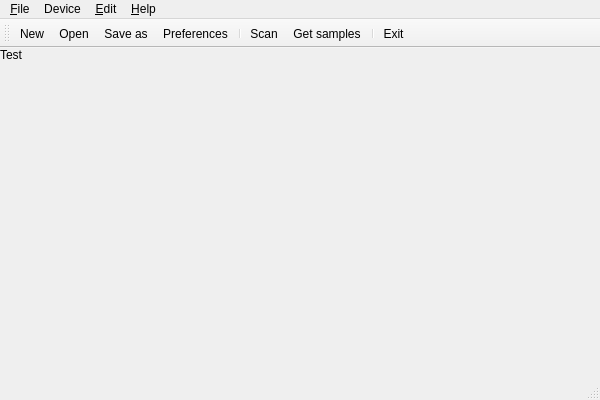
This is gui/mainwindow.ui in esden/flosslogic as Qt 5 draws it before an edit. The edited form follows.
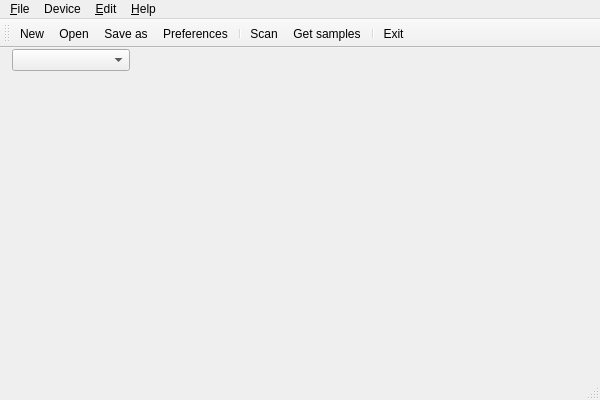
This is the edited form. Icons and pictures are not drawn.

Commit message: ComboBox to show detected LA + number of channels.

What changed in the file:
```diff
--- a/gui/mainwindow.ui
+++ b/gui/mainwindow.ui
@@ -14,21 +14,58 @@
    <string>MainWindow</string>
   </property>
   <widget class="QWidget" name="centralWidget">
-   <widget class="QLabel" name="infoLabel">
+   <widget class="QWidget" name="mainWidget" native="true">
     <property name="geometry">
      <rect>
-      <x>0</x>
+      <x>10</x>
       <y>0</y>
-      <width>111</width>
+      <width>121</width>
       <height>311</height>
      </rect>
     </property>
-    <property name="text">
-     <string>Test</string>
-    </property>
-    <property name="alignment">
-     <set>Qt::AlignLeading|Qt::AlignLeft|Qt::AlignTop</set>
-    </property>
+    <widget class="QWidget" name="gridLayoutWidget">
+     <property name="geometry">
+      <rect>
+       <x>0</x>
+       <y>0</y>
+       <width>121</width>
+       <height>311</height>
+      </rect>
+     </property>
+     <layout class="QGridLayout" name="gridLayout">
+      <property name="leftMargin">
+       <number>2</number>
+      </property>
+      <property name="topMargin">
+       <number>1</number>
+      </property>
+      <property name="rightMargin">
+       <number>1</number>
+      </property>
+      <property name="bottomMargin">
+       <number>1</number>
+      </property>
+      <item row="0" column="0">
+       <widget class="QComboBox" name="comboBoxLA"/>
+      </item>
+      <item row="2" column="0">
+       <spacer name="verticalSpacer">
+        <property name="orientation">
+         <enum>Qt::Vertical</enum>
+        </property>
+        <property name="sizeHint" stdset="0">
+         <size>
+          <width>20</width>
+          <height>40</height>
+         </size>
+        </property>
+       </spacer>
+      </item>
+      <item row="1" column="0">
+       <widget class="QLabel" name="channelsLabel"/>
+      </item>
+     </layout>
+    </widget>
    </widget>
   </widget>
   <widget class="QMenuBar" name="menuBar">
```
The commit also changes 2 other files.
